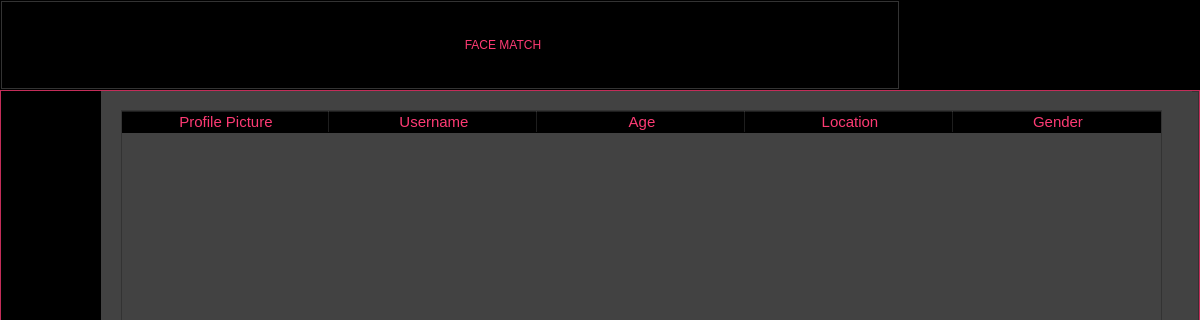
Above: Mainpage.ui from TheModel/Match-Making-Application-python before the change; both pictures show x 0 to 1200 and y 0 to 320 of the 1200 by 800 pixel window. Below: the same form after it.
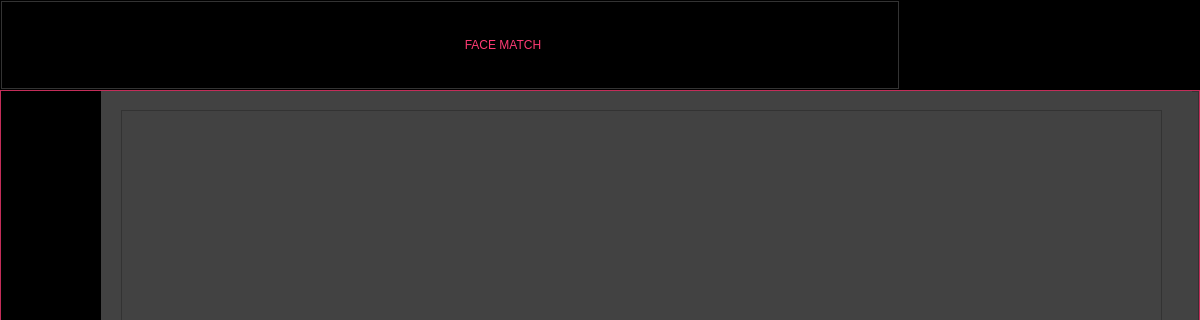
That is the form after the change. The open tabs and pages were chosen to show the change. Icons and pictures are not drawn.

Patch:
```diff
--- a/Mainpage.ui
+++ b/Mainpage.ui
@@ -498,7 +498,7 @@
              <enum>QAbstractScrollArea::AdjustToContents</enum>
             </property>
             <attribute name="horizontalHeaderVisible">
-             <bool>true</bool>
+             <bool>false</bool>
             </attribute>
             <attribute name="horizontalHeaderCascadingSectionResizes">
              <bool>true</bool>
```
Left out of the diff: 4 changed lines with no effect on the pictures.
